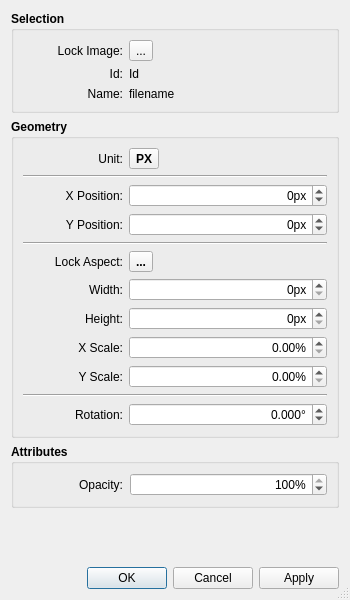
FashionFreedom/Seamly2D, file src/libs/tools/image_dialog.ui: the form before one commit.
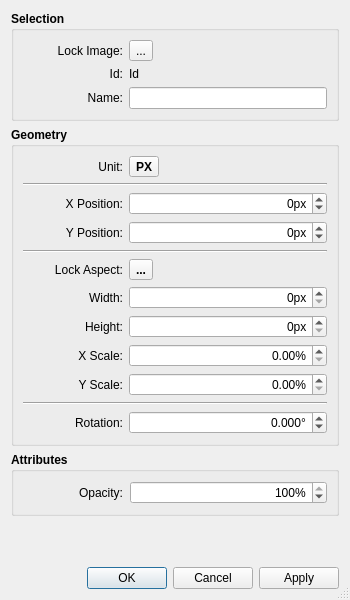
The form after the commit. Icons and pictures are not drawn.

Commit message: revert name lineedit

What changed in the file:
```diff
--- a/src/libs/tools/image_dialog.ui
+++ b/src/libs/tools/image_dialog.ui
@@ -233,15 +233,12 @@
          </widget>
         </item>
         <item row="2" column="1">
-         <widget class="QLabel" name="filename_Label">
+         <widget class="QLineEdit" name="name_LineEdit">
           <property name="font">
            <font>
             <bold>false</bold>
            </font>
           </property>
-          <property name="text">
-           <string notr="true">filename</string>
-          </property>
          </widget>
         </item>
        </layout>
```
The commit also changes 2 other files.
